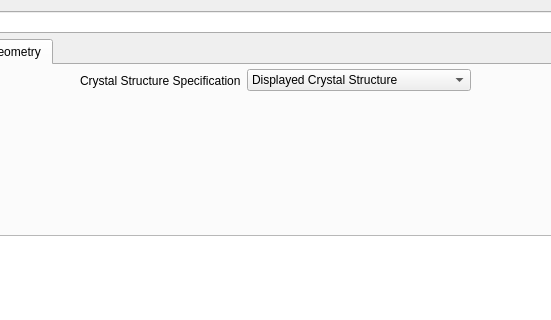
Old version of the form libavogadro/src/extensions/quantuminput/fhiaimsinputdialog.ui in the repository AlbertDeFusco/avogadro; both pictures show x 98 to 649 and y 0 to 320 of the 760 by 680 pixel window.
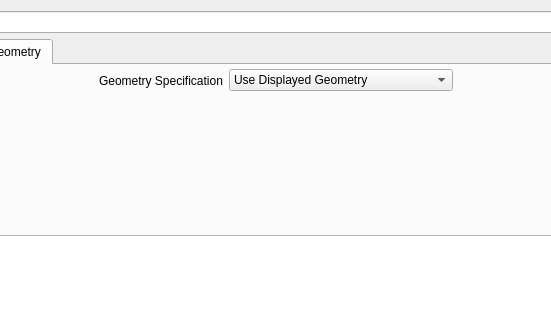
New version of the form. The open tabs and pages were chosen to show the change.

Commit message:
Disable Generate Primitive for molecules
If a non-unit cell molecule is loaded, the Genereate Primitive is
grayed-out.

There are currently some problems with updating the molecule pertaining
to unit cells.

1. Unless the atoms move, the molecule is not officially changed.
2. Chaning cell parameters while the Primitive is selected causes a
crash
3. Removing the unit cell can cause a crash

Patch:
```diff
--- a/libavogadro/src/extensions/quantuminput/fhiaimsinputdialog.ui
+++ b/libavogadro/src/extensions/quantuminput/fhiaimsinputdialog.ui
@@ -169,7 +169,7 @@
           <item>
            <widget class="QLabel" name="label">
             <property name="text">
-             <string>Crystal Structure Specification</string>
+             <string>Geometry Specification</string>
             </property>
            </widget>
           </item>
@@ -177,7 +177,7 @@
            <widget class="QComboBox" name="crystalCombo">
             <item>
              <property name="text">
-              <string>Displayed Crystal Structure</string>
+              <string>Use Displayed Geometry</string>
              </property>
             </item>
             <item>
```
The commit also changes 1 other file.
